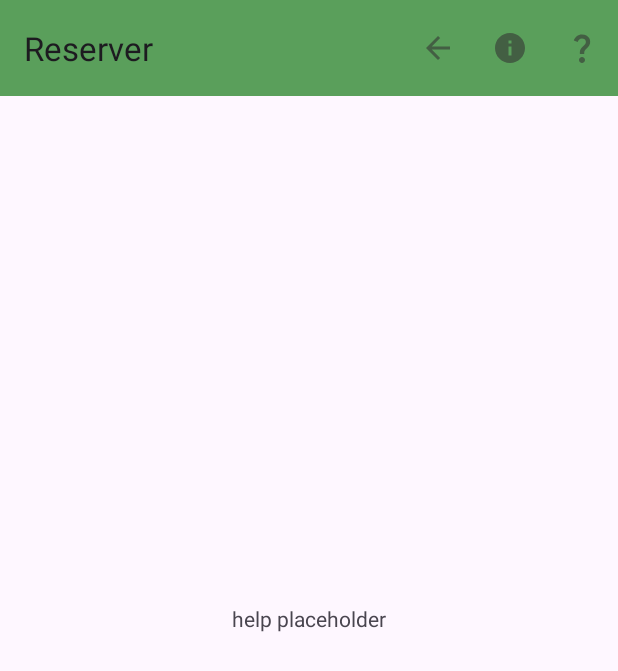
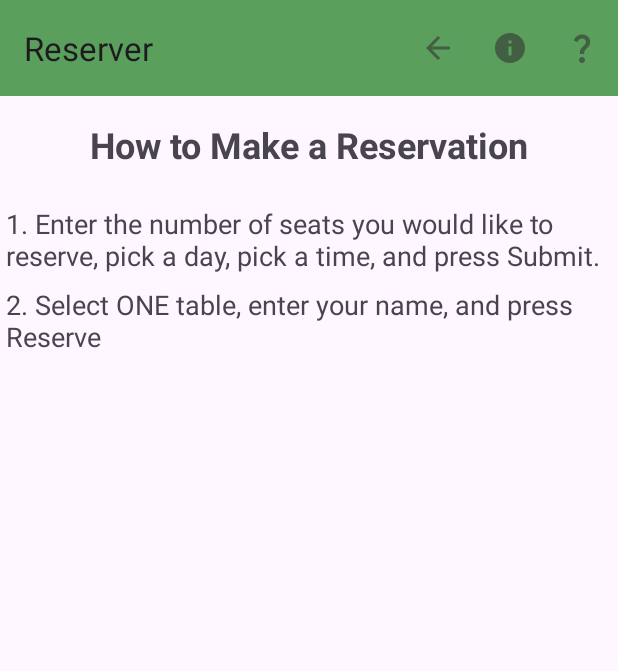
Before and after one commit to hskeays/Reserver, an Android app: the screen it shows after launch (HelpActivity), after a tap on "Help", on a phone screen of 412 x 824 dp. Shown: the top 671 px of the screen. Run offline under Robolectric (Android 15) with nearby library versions, the phone set to English and light mode, and no system bars.

Commit message:
Reformat, create insert method for reservations on submit, add instructions to Help activity

```diff
--- a/app/src/main/java/android/reserver/com/MainActivity.java
+++ b/app/src/main/java/android/reserver/com/MainActivity.java
@@ -12,27 +12,36 @@ import androidx.fragment.app.FragmentTransaction;
 
 public class MainActivity extends AppCompatActivity {
 
+    private DatabaseHelper dbHelper; // Database helper instance
+
     @Override
     protected void onCreate(Bundle savedInstanceState) {
         super.onCreate(savedInstanceState);
-        EdgeToEdge.enable(this); // Enable edge-to-edge display
-        setContentView(R.layout.activity_main); // Set the content view to the main activity layout
+
+        // Enable edge-to-edge display
+        EdgeToEdge.enable(this);
+
+        // Set the content view to the main activity layout
+        setContentView(R.layout.activity_main);
+
+        // Initialize the database helper
+        dbHelper = new DatabaseHelper(this);
+        dbHelper.getWritableDatabase();
 
         // Set up the toolbar
-        Toolbar toolbar = findViewById(R.id.toolbar);
-        setSupportActionBar(toolbar);
+        setupToolbar();
 
         // Check if there is a saved instance state to avoid recreating the fragment
         if (savedInstanceState == null) {
-            // Begin the fragment transaction
-            FragmentTransaction transaction = getSupportFragmentManager().beginTransaction();
+            // Replace the container with the ReserveFragment
+            loadReserveFragment();
+        }
+    }
 
-            // Replace the container with the ReserveFragment
-            transaction.replace(R.id.fragment_container, new ReserveFragment());
-
-            // Commit the transaction
-            transaction.commit();
-        }
+    @Override
+    protected void onDestroy() {
+        super.onDestroy();
+        dbHelper.close();  // Close the underlying database
     }
 
     /**
@@ -51,7 +60,7 @@ public class MainActivity extends AppCompatActivity {
      * Handles selection of menu items.
      *
      * @param item The selected menu item.
-     * @return true if the item is handled, otherwise calls the superclass implementation.
+     * @return true if the item is handled; otherwise, calls the superclass implementation.
      */
     @Override
     public boolean onOptionsItemSelected(MenuItem item) {
@@ -59,15 +68,30 @@ public class MainActivity extends AppCompatActivity {
 
         // Handle the "Info" menu item click
         if (id == R.id.ic_info) {
-            Intent intent = new Intent(this, InfoActivity.class);
-            startActivity(intent);
+            startActivity(new Intent(this, InfoActivity.class));
         }
         // Handle the "Help" menu item click
         else if (id == R.id.ic_help) {
-            Intent intent = new Intent(this, HelpActivity.class);
-            startActivity(intent);
+            startActivity(new Intent(this, HelpActivity.class));
         }
 
         return super.onOptionsItemSelected(item); // Call the superclass implementation for any unhandled menu items
     }
+
+    /**
+     * Sets up the toolbar for the activity.
+     */
+    private void setupToolbar() {
+        Toolbar toolbar = findViewById(R.id.toolbar);
+        setSupportActionBar(toolbar);
+    }
+
+    /**
+     * Loads the ReserveFragment into the fragment container.
+     */
+    private void loadReserveFragment() {
+        FragmentTransaction transaction = getSupportFragmentManager().beginTransaction();
+        transaction.replace(R.id.fragment_container, new ReserveFragment());
+        transaction.commit(); // Commit the transaction
+    }
 }
--- a/app/src/main/res/layout-land/activity_help.xml
+++ b/app/src/main/res/layout-land/activity_help.xml
@@ -5,7 +5,7 @@
     android:id="@+id/main"
     android:layout_width="match_parent"
     android:layout_height="match_parent"
-    tools:context=".InfoActivity">
+    tools:context=".HelpActivity">
 
     <androidx.appcompat.widget.Toolbar
         android:id="@+id/toolbar"
@@ -19,13 +19,43 @@
         app:layout_constraintTop_toTopOf="parent" />
 
     <TextView
-        android:id="@+id/textView"
+        android:id="@+id/help_title"
         android:layout_width="wrap_content"
         android:layout_height="wrap_content"
-        android:text="help placeholder"
-        app:layout_constraintBottom_toBottomOf="parent"
+        android:layout_marginTop="16dp"
+        android:paddingBottom="16dp"
+        android:text="@string/how_to_make_a_reservation"
+        android:textSize="24sp"
+        android:textStyle="bold"
         app:layout_constraintEnd_toEndOf="parent"
         app:layout_constraintStart_toStartOf="parent"
-        app:layout_constraintTop_toTopOf="parent" />
+        app:layout_constraintTop_toBottomOf="@id/toolbar" />
+
+    <TextView
+        android:id="@+id/help_step1"
+        android:layout_width="0dp"
+        android:layout_height="wrap_content"
+        android:layout_marginStart="4dp"
+        android:layout_marginTop="8dp"
+        android:layout_marginEnd="4dp"
+        android:text="@string/help_step_1"
+        android:textSize="18sp"
+        app:layout_constraintEnd_toEndOf="parent"
+        app:layout_constraintStart_toStartOf="parent"
+        app:layout_constraintTop_toBottomOf="@id/help_title" />
+
+    <TextView
+        android:id="@+id/help_step2"
+        android:layout_width="0dp"
+        android:layout_height="wrap_content"
+        android:layout_marginStart="4dp"
+        android:layout_marginTop="8dp"
+        android:layout_marginEnd="4dp"
+        android:text="@string/help_step_2"
+        android:textSize="18sp"
+        app:layout_constraintEnd_toEndOf="parent"
+        app:layout_constraintStart_toStartOf="parent"
+        app:layout_constraintTop_toBottomOf="@id/help_step1" />
+
 
 </androidx.constraintlayout.widget.ConstraintLayout>
--- a/app/src/main/res/layout/activity_floor_plan.xml
+++ b/app/src/main/res/layout/activity_floor_plan.xml
@@ -158,8 +158,8 @@
         android:layout_width="wrap_content"
         android:layout_height="wrap_content"
         android:layout_marginTop="16dp"
+        android:text="@string/enter_your_name_to_reserve"
         android:textSize="17sp"
-        android:text="@string/enter_your_name_to_reserve"
         app:layout_constraintEnd_toEndOf="@+id/overhead"
         app:layout_constraintStart_toStartOf="@+id/overhead"
         app:layout_constraintTop_toBottomOf="@+id/overhead" />
@@ -170,8 +170,8 @@
         android:layout_height="wrap_content"
         android:ems="10"
         android:inputType="text"
+        android:text="@string/name"
         android:textSize="16sp"
-        android:text="@string/name"
         app:layout_constraintEnd_toEndOf="@+id/tv_enter_name_prompt"
         app:layout_constraintStart_toStartOf="@+id/tv_enter_name_prompt"
         app:layout_constraintTop_toBottomOf="@+id/tv_enter_name_prompt" />
--- a/app/src/main/res/layout/activity_help.xml
+++ b/app/src/main/res/layout/activity_help.xml
@@ -5,7 +5,7 @@
     android:id="@+id/main"
     android:layout_width="match_parent"
     android:layout_height="match_parent"
-    tools:context=".InfoActivity">
+    tools:context=".HelpActivity">
 
     <androidx.appcompat.widget.Toolbar
         android:id="@+id/toolbar"
@@ -19,13 +19,43 @@
         app:layout_constraintTop_toTopOf="parent" />
 
     <TextView
-        android:id="@+id/textView"
+        android:id="@+id/help_title"
         android:layout_width="wrap_content"
         android:layout_height="wrap_content"
-        android:text="help placeholder"
-        app:layout_constraintBottom_toBottomOf="parent"
+        android:layout_marginTop="16dp"
+        android:paddingBottom="16dp"
+        android:text="@string/how_to_make_a_reservation"
+        android:textSize="24sp"
+        android:textStyle="bold"
         app:layout_constraintEnd_toEndOf="parent"
         app:layout_constraintStart_toStartOf="parent"
-        app:layout_constraintTop_toTopOf="parent" />
+        app:layout_constraintTop_toBottomOf="@id/toolbar" />
+
+    <TextView
+        android:id="@+id/help_step1"
+        android:layout_width="0dp"
+        android:layout_height="wrap_content"
+        android:layout_marginStart="4dp"
+        android:layout_marginTop="8dp"
+        android:layout_marginEnd="4dp"
+        android:text="@string/help_step_1"
+        android:textSize="18sp"
+        app:layout_constraintEnd_toEndOf="parent"
+        app:layout_constraintStart_toStartOf="parent"
+        app:layout_constraintTop_toBottomOf="@id/help_title" />
+
+    <TextView
+        android:id="@+id/help_step2"
+        android:layout_width="0dp"
+        android:layout_height="wrap_content"
+        android:layout_marginStart="4dp"
+        android:layout_marginTop="8dp"
+        android:layout_marginEnd="4dp"
+        android:text="@string/help_step_2"
+        android:textSize="18sp"
+        app:layout_constraintEnd_toEndOf="parent"
+        app:layout_constraintStart_toStartOf="parent"
+        app:layout_constraintTop_toBottomOf="@id/help_step1" />
+
 
 </androidx.constraintlayout.widget.ConstraintLayout>
--- a/app/src/main/res/values/strings.xml
+++ b/app/src/main/res/values/strings.xml
@@ -12,13 +12,6 @@
     <string name="img_small_round_table_icon">Small round table icon</string>
     <string name="img_large_rectangle_table_icon">Large rectangle table icon</string>
     <string name="back_icon">Back icon</string>
-
-    <!-- Feedback Messages -->
-    <string name="seat_count_error_msg">The number must be between 1 and 6</string>
-    <string name="seat_count_larger_than_6_msg">Please call 123–456–7890 to make a reservation for parties larger than 6</string>
-    <string name="seat_count_success_msg">Thank you for reserving your seat(s)!</string>
-    <string name="seat_count_empty_error_msg">Please enter the amount of seats you would like to reserve</string>
-    <string name="seat_count_gt_1000">Okay, let\'s not get ridiculous.</string>
 
     <!-- Days of the Week -->
     <string name="friday">Friday</string>
@@ -35,9 +28,21 @@
     <string name="seven_pm">7:00 p.m.</string>
     <string name="seven_thirty_pm">7:30 p.m.</string>
 
+    <!-- Feedback Messages -->
+    <string name="seat_count_error_msg">The number must be between 1 and 6</string>
+    <string name="seat_count_larger_than_6_msg">Please call 123–456–7890 to make a reservation for parties larger than 6</string>
+    <string name="seat_count_success_msg">Thank you for reserving your seat(s)!</string>
+    <string name="seat_count_empty_error_msg">Please enter the amount of seats you would like to reserve</string>
+    <string name="seat_count_gt_1000">Okay, let\'s not get ridiculous.</string>
+
     <!-- Menu Items -->
     <string name="help">Help</string>
     <string name="info">Information</string>
+
+    <!-- Reservation Instructions -->
+    <string name="how_to_make_a_reservation">How to Make a Reservation</string>
+    <string name="help_step_1">1. Enter the number of seats you would like to reserve, pick a day, pick a time, and press Submit.</string>
+    <string name="help_step_2">2. Select ONE table, enter your name, and press Reserve</string>
 
     <!-- Miscellaneous -->
     <string name="empty_string"> </string>
```
Also changed, not shown: app/src/main/java/android/reserver/com/DatabaseHelper.java (+18 -8 lines), app/src/main/java/android/reserver/com/FloorPlanActivity.java (+77 -3 lines), app/src/main/java/android/reserver/com/Reservation.java (+16 -16 lines), app/src/main/java/android/reserver/com/ReserveFragment.java (+16 -2 lines).
